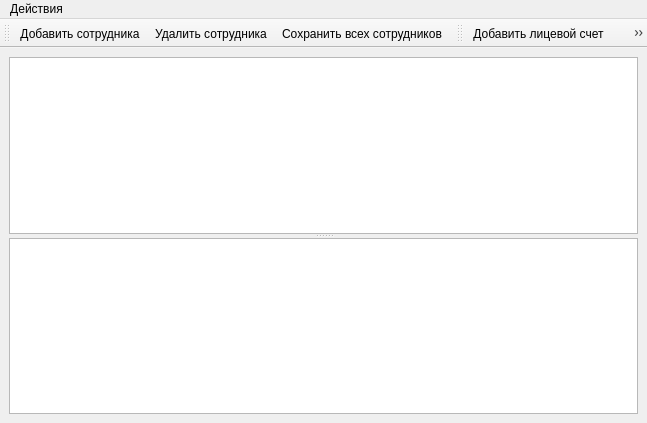
Old version of the form personform.ui in the repository maxiprogram/ParserZP.
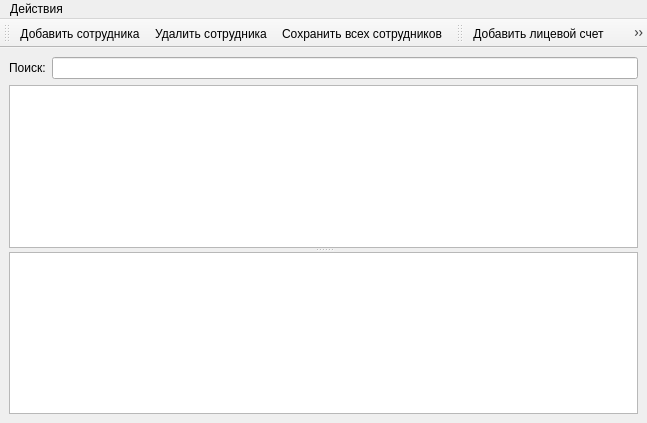
New version of the form. Icons and pictures are not drawn.

Diff of the .ui file:
```diff
--- a/personform.ui
+++ b/personform.ui
@@ -18,6 +18,20 @@
   </property>
   <widget class="QWidget" name="centralwidget">
    <layout class="QVBoxLayout" name="verticalLayout">
+    <item>
+     <layout class="QHBoxLayout" name="horizontalLayout">
+      <item>
+       <widget class="QLabel" name="label">
+        <property name="text">
+         <string>Поиск:</string>
+        </property>
+       </widget>
+      </item>
+      <item>
+       <widget class="QLineEdit" name="lineEdit"/>
+      </item>
+     </layout>
+    </item>
     <item>
      <widget class="QSplitter" name="splitter">
       <property name="orientation">
```
